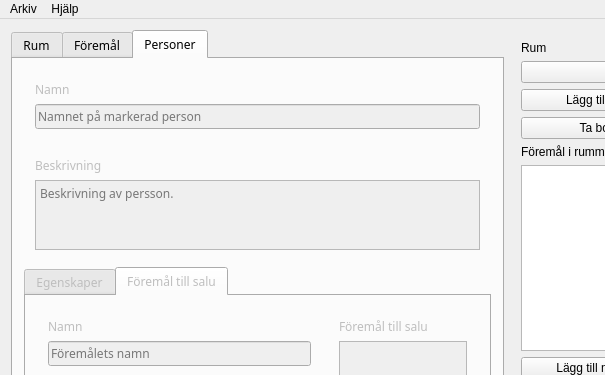
Before: the Qt Designer form Editor/editor.ui in Niklasva/AdventureGameProject, drawn with Qt 5; both pictures show x 0 to 605 and y 0 to 375 of the 721 by 719 pixel window.
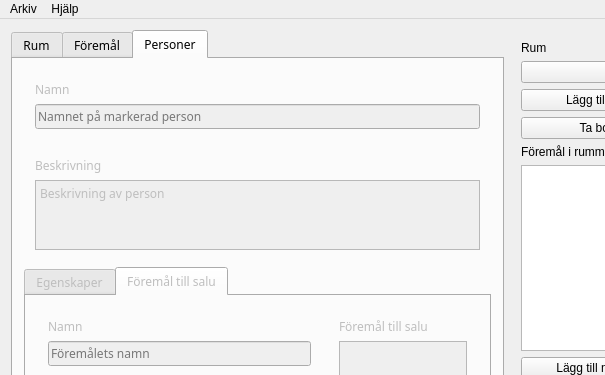
After: the same form once the commit is applied.

```diff
--- a/Editor/editor.ui
+++ b/Editor/editor.ui
@@ -496,6 +496,13 @@
              <property name="readOnly">
               <bool>true</bool>
              </property>
+             <property name="html">
+              <string>&lt;!DOCTYPE HTML PUBLIC &quot;-//W3C//DTD HTML 4.0//EN&quot; &quot;http://www.w3.org/TR/REC-html40/strict.dtd&quot;&gt;
+&lt;html&gt;&lt;head&gt;&lt;meta name=&quot;qrichtext&quot; content=&quot;1&quot; /&gt;&lt;style type=&quot;text/css&quot;&gt;
+p, li { white-space: pre-wrap; }
+&lt;/style&gt;&lt;/head&gt;&lt;body style=&quot; font-family:'Sans Serif'; font-size:9pt; font-weight:400; font-style:normal;&quot;&gt;
+&lt;p style=&quot; margin-top:0px; margin-bottom:0px; margin-left:0px; margin-right:0px; -qt-block-indent:0; text-indent:0px;&quot;&gt;Beskrivning av person&lt;/p&gt;&lt;/body&gt;&lt;/html&gt;</string>
+             </property>
              <property name="acceptRichText">
               <bool>false</bool>
              </property>
```
